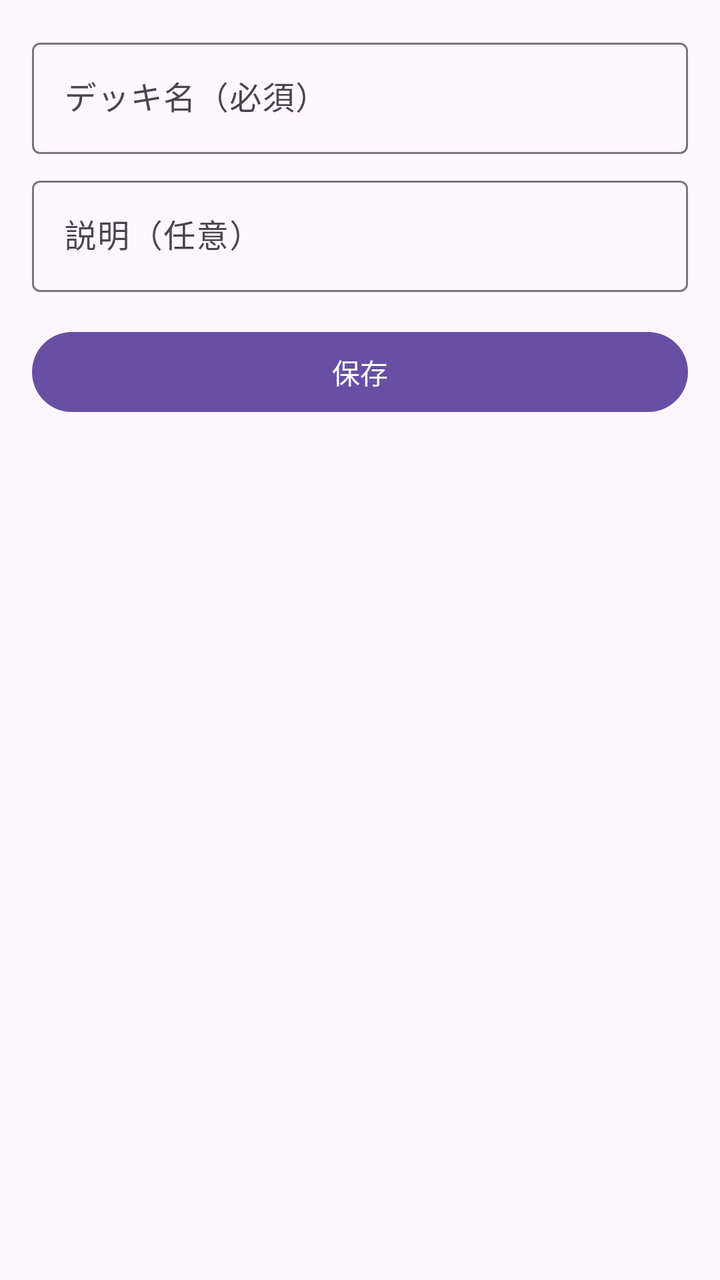
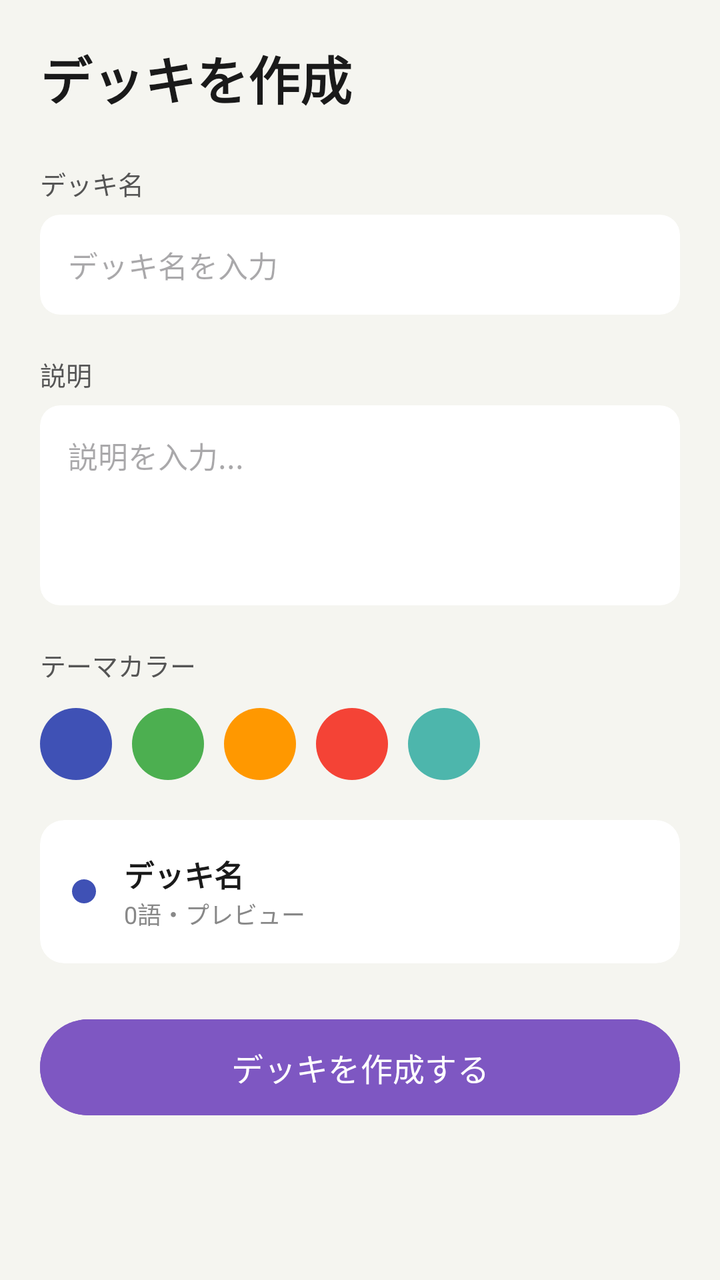

An Android layout rendered at two revisions. The XML below is the earlier revision; the diff shows what the commit changed to produce the second picture.
<!-- AndroidManifest.xml: application theme Theme.WordQuizBattle -->
<!-- res/layout/fragment_deck_create.xml -->
<?xml version="1.0" encoding="utf-8"?>
<LinearLayout xmlns:android="http://schemas.android.com/apk/res/android"
    android:layout_width="match_parent"
    android:layout_height="match_parent"
    android:orientation="vertical"
    android:padding="16dp">

    <com.google.android.material.textfield.TextInputLayout
        android:id="@+id/tilDeckName"
        android:layout_width="match_parent"
        android:layout_height="wrap_content"
        android:hint="デッキ名（必須）">

        <com.google.android.material.textfield.TextInputEditText
            android:id="@+id/etDeckName"
            android:layout_width="match_parent"
            android:layout_height="wrap_content" />

    </com.google.android.material.textfield.TextInputLayout>

    <com.google.android.material.textfield.TextInputLayout
        android:id="@+id/tilDeckDescription"
        android:layout_width="match_parent"
        android:layout_height="wrap_content"
        android:layout_marginTop="8dp"
        android:hint="説明（任意）">

        <com.google.android.material.textfield.TextInputEditText
            android:id="@+id/etDeckDescription"
            android:layout_width="match_parent"
            android:layout_height="wrap_content" />

    </com.google.android.material.textfield.TextInputLayout>

    <Button
        android:id="@+id/btnSaveDeck"
        android:layout_width="match_parent"
        android:layout_height="wrap_content"
        android:layout_marginTop="16dp"
        android:text="保存" />

</LinearLayout>
<!-- resources referenced by this layout -->
<resources>
  <style name="Theme.WordQuizBattle" parent="Base.Theme.WordQuizBattle" />
  <style name="Base.Theme.WordQuizBattle" parent="Theme.Material3.DayNight.NoActionBar">
          
          
      </style>
</resources>

<!-- the commit's change to res/layout/fragment_deck_create.xml (unified diff, before → after) -->
@@ -1,42 +1,190 @@
 <?xml version="1.0" encoding="utf-8"?>
-<LinearLayout xmlns:android="http://schemas.android.com/apk/res/android"
+<ScrollView xmlns:android="http://schemas.android.com/apk/res/android"
+    xmlns:app="http://schemas.android.com/apk/res-auto"
     android:layout_width="match_parent"
     android:layout_height="match_parent"
-    android:orientation="vertical"
-    android:padding="16dp">
+    android:background="#F5F5F0">
 
-    <com.google.android.material.textfield.TextInputLayout
-        android:id="@+id/tilDeckName"
+    <LinearLayout
         android:layout_width="match_parent"
         android:layout_height="wrap_content"
-        android:hint="デッキ名（必須）">
+        android:orientation="vertical"
+        android:padding="20dp">
 
-        <com.google.android.material.textfield.TextInputEditText
-            android:id="@+id/etDeckName"
+        <TextView
+            android:layout_width="wrap_content"
+            android:layout_height="wrap_content"
+            android:text="デッキを作成"
+            android:textSize="26sp"
+            android:textStyle="bold"
+            android:textColor="#1A1A1A"
+            android:layout_marginBottom="24dp" />
+
+        
+        <TextView
+            android:layout_width="wrap_content"
+            android:layout_height="wrap_content"
+            android:text="デッキ名"
+            android:textSize="13sp"
+            android:textColor="#555555"
+            android:layout_marginBottom="6dp" />
+
+        <androidx.cardview.widget.CardView
             android:layout_width="match_parent"
-            android:layout_height="wrap_content" />
+            android:layout_height="wrap_content"
+            android:layout_marginBottom="20dp"
+            app:cardCornerRadius="10dp"
+            app:cardElevation="0dp"
+            app:cardBackgroundColor="#FFFFFF">
 
-    </com.google.android.material.textfield.TextInputLayout>
+            <EditText
+                android:id="@+id/etDeckName"
+                android:layout_width="match_parent"
+                android:layout_height="wrap_content"
+                android:padding="14dp"
+                android:hint="デッキ名を入力"
+                android:textSize="15sp"
+                android:background="@null"
+                android:inputType="text" />
+        </androidx.cardview.widget.CardView>
 
-    <com.google.android.material.textfield.TextInputLayout
-        android:id="@+id/tilDeckDescription"
-        android:layout_width="match_parent"
-        android:layout_height="wrap_content"
-        android:layout_marginTop="8dp"
-        android:hint="説明（任意）">
+        
+        <TextView
+            android:layout_width="wrap_content"
+            android:layout_height="wrap_content"
+            android:text="説明"
+            android:textSize="13sp"
+            android:textColor="#555555"
+            android:layout_marginBottom="6dp" />
 
-        <com.google.android.material.textfield.TextInputEditText
-            android:id="@+id/etDeckDescription"
+        <androidx.cardview.widget.CardView
             android:layout_width="match_parent"
-            android:layout_height="wrap_content" />
+            android:layout_height="wrap_content"
+            android:layout_marginBottom="20dp"
+            app:cardCornerRadius="10dp"
+            app:cardElevation="0dp"
+            app:cardBackgroundColor="#FFFFFF">
 
-    </com.google.android.material.textfield.TextInputLayout>
+            <EditText
+                android:id="@+id/etDeckDescription"
+                android:layout_width="match_parent"
+                android:layout_height="100dp"
+                android:padding="14dp"
+                android:hint="説明を入力..."
+                android:textSize="15sp"
+                android:background="@null"
+                android:gravity="top"
+                android:inputType="textMultiLine" />
+        </androidx.cardview.widget.CardView>
 
-    <Button
-        android:id="@+id/btnSaveDeck"
-        android:layout_width="match_parent"
-        android:layout_height="wrap_content"
-        android:layout_marginTop="16dp"
-        android:text="保存" />
+        
+        <TextView
+            android:layout_width="wrap_content"
+            android:layout_height="wrap_content"
+            android:text="テーマカラー"
+            android:textSize="13sp"
+            android:textColor="#555555"
+            android:layout_marginBottom="12dp" />
 
-</LinearLayout>
+        <LinearLayout
+            android:id="@+id/colorPicker"
+            android:layout_width="match_parent"
+            android:layout_height="wrap_content"
+            android:orientation="horizontal"
+            android:layout_marginBottom="20dp">
+
+            <View
+                android:id="@+id/colorBlue"
+                android:layout_width="36dp"
+                android:layout_height="36dp"
+                android:background="@drawable/circle_dot_blue"
+                android:layout_marginEnd="10dp" />
+
+            <View
+                android:id="@+id/colorGreen"
+                android:layout_width="36dp"
+                android:layout_height="36dp"
+                android:background="@drawable/circle_dot_green"
+                android:layout_marginEnd="10dp" />
+
+            <View
+                android:id="@+id/colorOrange"
+                android:layout_width="36dp"
+                android:layout_height="36dp"
+                android:background="@drawable/circle_dot_orange"
+                android:layout_marginEnd="10dp" />
+
+            <View
+                android:id="@+id/colorRed"
+                android:layout_width="36dp"
+                android:layout_height="36dp"
+                android:background="@drawable/circle_dot_red"
+                android:layout_marginEnd="10dp" />
+
+            <View
+                android:id="@+id/colorMint"
+                android:layout_width="36dp"
+                android:layout_height="36dp"
+                android:background="@drawable/circle_dot_mint" />
+        </LinearLayout>
+
+        
+        <androidx.cardview.widget.CardView
+            android:layout_width="match_parent"
+            android:layout_height="wrap_content"
+            android:layout_marginBottom="24dp"
+            app:cardCornerRadius="12dp"
+            app:cardElevation="0dp"
+            app:cardBackgroundColor="#FFFFFF">
+
+            <LinearLayout
+                android:layout_width="match_parent"
+                android:layout_height="wrap_content"
+                android:orientation="horizontal"
+                android:padding="16dp"
+                android:gravity="center_vertical">
+
+                <View
+                    android:id="@+id/viewPreviewColor"
+                    android:layout_width="12dp"
+                    android:layout_height="12dp"
+                    android:background="@drawable/circle_dot_blue"
+                    android:layout_marginEnd="14dp" />
+
+                <LinearLayout
+                    android:layout_width="match_parent"
+                    android:layout_height="wrap_content"
+                    android:orientation="vertical">
+
+                    <TextView
+                        android:id="@+id/tvPreviewName"
+                        android:layout_width="wrap_content"
+                        android:layout_height="wrap_content"
+                        android:text="デッキ名"
+                        android:textSize="15sp"
+                        android:textStyle="bold"
+                        android:textColor="#1A1A1A" />
+
+                    <TextView
+                        android:layout_width="wrap_content"
+                        android:layout_height="wrap_content"
+                        android:text="0語・プレビュー"
+                        android:textSize="12sp"
+                        android:textColor="#888888" />
+                </LinearLayout>
+            </LinearLayout>
+        </androidx.cardview.widget.CardView>
+
+        
+        <Button
+            android:id="@+id/btnCreateDeck"
+            android:layout_width="match_parent"
+            android:layout_height="56dp"
+            android:text="デッキを作成する"
+            android:textSize="16sp"
+            android:textColor="#FFFFFF"
+            android:backgroundTint="#7E57C2"
+            android:stateListAnimator="@null" />
+
+    </LinearLayout>
+</ScrollView>
<!-- resource entries referenced after the edit -->
@@ -1,5 +1,35 @@
 <!-- resources referenced by this layout -->
 <resources>
+  <!-- drawable circle_dot_blue (drawable) -->
+  <?xml version="1.0" encoding="utf-8"?>
+  <shape xmlns:android="http://schemas.android.com/apk/res/android"
+      android:shape="oval">
+      <solid android:color="#3F51B5" />
+  </shape>
+  <!-- drawable circle_dot_green (drawable) -->
+  <?xml version="1.0" encoding="utf-8"?>
+  <shape xmlns:android="http://schemas.android.com/apk/res/android"
+      android:shape="oval">
+      <solid android:color="#4CAF50" />
+  </shape>
+  <!-- drawable circle_dot_mint (drawable) -->
+  <?xml version="1.0" encoding="utf-8"?>
+  <shape xmlns:android="http://schemas.android.com/apk/res/android"
+      android:shape="oval">
+      <solid android:color="#4DB6AC" />
+  </shape>
+  <!-- drawable circle_dot_orange (drawable) -->
+  <?xml version="1.0" encoding="utf-8"?>
+  <shape xmlns:android="http://schemas.android.com/apk/res/android"
+      android:shape="oval">
+      <solid android:color="#FF9800" />
+  </shape>
+  <!-- drawable circle_dot_red (drawable) -->
+  <?xml version="1.0" encoding="utf-8"?>
+  <shape xmlns:android="http://schemas.android.com/apk/res/android"
+      android:shape="oval">
+      <solid android:color="#F44336" />
+  </shape>
   <style name="Theme.WordQuizBattle" parent="Base.Theme.WordQuizBattle" />
   <style name="Base.Theme.WordQuizBattle" parent="Theme.Material3.DayNight.NoActionBar">
           
